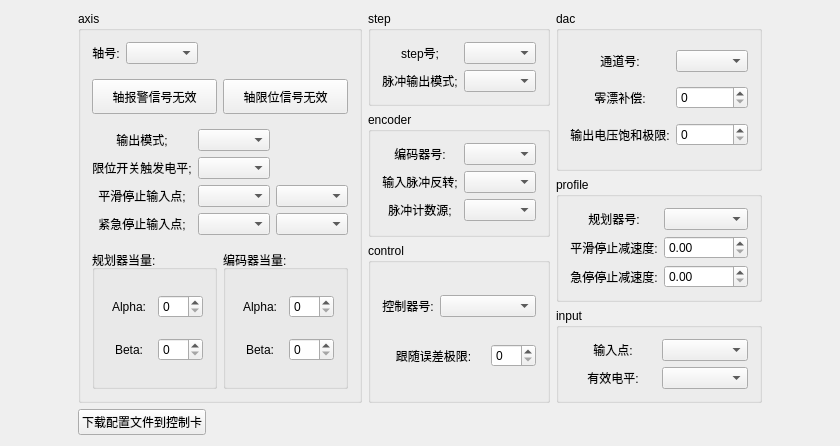
whisper512/GTS, file GTSSimpleController/Widget/ConfigWidget.ui: the form before one commit.
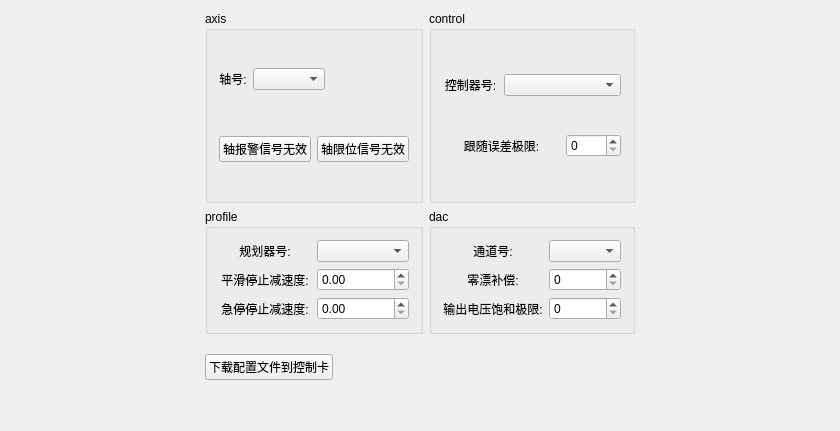
The form after the commit.

Commit message: 修复轴报警按钮

Diff of the .ui file:
```diff
--- a/GTSSimpleController/Widget/ConfigWidget.ui
+++ b/GTSSimpleController/Widget/ConfigWidget.ui
@@ -7,15 +7,18 @@
     <x>0</x>
     <y>0</y>
     <width>840</width>
-    <height>425</height>
+    <height>431</height>
    </rect>
   </property>
   <property name="windowTitle">
    <string>CConfigWidget</string>
   </property>
   <widget class="QWidget" name="centralWidget">
-   <layout class="QGridLayout" name="gridLayout_9">
-    <item row="0" column="0">
+   <layout class="QGridLayout" name="gridLayout_2" rowstretch="8,0,0">
+    <property name="verticalSpacing">
+     <number>20</number>
+    </property>
+    <item row="0" column="2">
      <spacer name="horizontalSpacer_3">
       <property name="orientation">
        <enum>Qt::Horizontal</enum>
@@ -29,15 +32,98 @@
      </spacer>
     </item>
     <item row="0" column="1">
-     <layout class="QGridLayout" name="gridLayout_8">
-      <item row="0" column="0" rowspan="5">
+     <layout class="QGridLayout" name="gridLayout">
+      <item row="0" column="1">
+       <widget class="QGroupBox" name="groupBox_4">
+        <property name="title">
+         <string>control</string>
+        </property>
+        <layout class="QGridLayout" name="gridLayout_4">
+         <item row="0" column="0">
+          <widget class="QLabel" name="label_controlId">
+           <property name="text">
+            <string>控制器号:</string>
+           </property>
+           <property name="alignment">
+            <set>Qt::AlignCenter</set>
+           </property>
+          </widget>
+         </item>
+         <item row="0" column="1" colspan="2">
+          <widget class="QComboBox" name="comboBox_controlId"/>
+         </item>
+         <item row="1" column="0" colspan="2">
+          <widget class="QLabel" name="label_followingErrorLimit">
+           <property name="text">
+            <string>跟随误差极限:</string>
+           </property>
+           <property name="alignment">
+            <set>Qt::AlignCenter</set>
+           </property>
+          </widget>
+         </item>
+         <item row="1" column="2">
+          <widget class="QSpinBox" name="spinBox_followingErrorLimit"/>
+         </item>
+        </layout>
+       </widget>
+      </item>
+      <item row="1" column="1">
+       <widget class="QGroupBox" name="groupBox_3">
+        <property name="title">
+         <string>dac</string>
+        </property>
+        <layout class="QGridLayout" name="gridLayout_5">
+         <item row="0" column="0">
+          <widget class="QLabel" name="label_dacId">
+           <property name="text">
+            <string>通道号:</string>
+           </property>
+           <property name="alignment">
+            <set>Qt::AlignCenter</set>
+           </property>
+          </widget>
+         </item>
+         <item row="0" column="1">
+          <widget class="QComboBox" name="comboBox_dacId"/>
+         </item>
+         <item row="1" column="0">
+          <widget class="QLabel" name="label_zeroOffsetCompensation">
+           <property name="text">
+            <string>零漂补偿:</string>
+           </property>
+           <property name="alignment">
+            <set>Qt::AlignCenter</set>
+           </property>
+          </widget>
+         </item>
+         <item row="1" column="1">
+          <widget class="QSpinBox" name="spinBox_zeroOffsetCompensation"/>
+         </item>
+         <item row="2" column="0">
+          <widget class="QLabel" name="label_outputVoltageSaturationLimit">
+           <property name="text">
+            <string>输出电压饱和极限:</string>
+           </property>
+           <property name="alignment">
+            <set>Qt::AlignCenter</set>
+           </property>
+          </widget>
+         </item>
+         <item row="2" column="1">
+          <widget class="QSpinBox" name="spinBox_outputVoltageSaturationLimit"/>
+         </item>
+        </layout>
+       </widget>
+      </item>
+      <item row="0" column="0">
        <widget class="QGroupBox" name="groupBox">
         <property name="title">
          <string>axis</string>
         </property>
-        <layout class="QVBoxLayout" name="verticalLayout" stretch="1,1,4,4">
+        <layout class="QVBoxLayout" name="verticalLayout" stretch="3,1">
          <property name="spacing">
-          <number>15</number>
+          <number>20</number>
          </property>
          <item>
           <layout class="QHBoxLayout" name="horizontalLayout">
@@ -74,7 +160,7 @@
            <item>
             <widget class="QPushButton" name="pushButton_servoAlarmEnable">
              <property name="sizePolicy">
-              <sizepolicy hsizetype="Minimum" vsizetype="Expanding">
+              <sizepolicy hsizetype="Minimum" vsizetype="Fixed">
                <horstretch>0</horstretch>
                <verstretch>0</verstretch>
               </sizepolicy>
@@ -87,7 +173,7 @@
            <item>
             <widget class="QPushButton" name="pushButton_limitEnable">
              <property name="sizePolicy">
-              <sizepolicy hsizetype="Minimum" vsizetype="Expanding">
+              <sizepolicy hsizetype="Minimum" vsizetype="Fixed">
                <horstretch>0</horstretch>
                <verstretch>0</verstretch>
               </sizepolicy>
@@ -99,277 +185,10 @@
            </item>
           </layout>
          </item>
-         <item>
-          <layout class="QGridLayout" name="gridLayout">
-           <item row="4" column="0">
-            <widget class="QLabel" name="label_eStopInput">
-             <property name="text">
-              <string>紧急停止输入点;</string>
-             </property>
-             <property name="alignment">
-              <set>Qt::AlignCenter</set>
-             </property>
-            </widget>
-           </item>
-           <item row="3" column="0">
-            <widget class="QLabel" name="label_smoothStopInput">
-             <property name="text">
-              <string>平滑停止输入点;</string>
-             </property>
-             <property name="alignment">
-              <set>Qt::AlignCenter</set>
-             </property>
-            </widget>
-           </item>
-           <item row="4" column="2">
-            <widget class="QComboBox" name="comboBox_eStopinputID"/>
-           </item>
-           <item row="2" column="0">
-            <widget class="QLabel" name="label_limitSwitchLevel">
-             <property name="text">
-              <string>限位开关触发电平;</string>
-             </property>
-             <property name="alignment">
-              <set>Qt::AlignCenter</set>
-             </property>
-            </widget>
-           </item>
-           <item row="3" column="2">
-            <widget class="QComboBox" name="comboBox_smoothStopinputID"/>
-           </item>
-           <item row="4" column="1">
-            <widget class="QComboBox" name="comboBox_eStopInputType"/>
-           </item>
-           <item row="2" column="1">
-            <widget class="QComboBox" name="comboBox_limitSwitchLevel"/>
-           </item>
-           <item row="3" column="1">
-            <widget class="QComboBox" name="comboBox_smoothStopInputType"/>
-           </item>
-           <item row="0" column="0">
-            <widget class="QLabel" name="label_axsiOutputMode">
-             <property name="text">
-              <string>输出模式;</string>
-             </property>
-             <property name="alignment">
-              <set>Qt::AlignCenter</set>
-             </property>
-            </widget>
-           </item>
-           <item row="0" column="1">
-            <widget class="QComboBox" name="comboBox_axsiOutputMode"/>
-           </item>
-          </layout>
-         </item>
-         <item>
-          <layout class="QHBoxLayout" name="horizontalLayout_4">
-           <item>
-            <widget class="QGroupBox" name="groupBox_profileEquivalent">
-             <property name="title">
-              <string>规划器当量:</string>
-             </property>
-             <layout class="QGridLayout" name="gridLayout_10">
-              <item row="0" column="0">
-               <widget class="QLabel" name="label_profileEquivalentAlpha">
-                <property name="text">
-                 <string>Alpha:</string>
-                </property>
-                <property name="alignment">
-                 <set>Qt::AlignCenter</set>
-                </property>
-               </widget>
-              </item>
-              <item row="0" column="1">
-               <widget class="QSpinBox" name="spinBox_profileEquivalentAlpha"/>
-              </item>
-              <item row="1" column="0">
-               <widget class="QLabel" name="label_profileEquivalentBeta">
-                <property name="text">
-                 <string>Beta:</string>
-                </property>
-                <property name="alignment">
-                 <set>Qt::AlignCenter</set>
-                </property>
-               </widget>
-              </item>
-              <item row="1" column="1">
-               <widget class="QSpinBox" name="spinBox_profileEquivalentBeta"/>
-              </item>
-             </layout>
-            </widget>
-           </item>
-           <item>
-            <widget class="QGroupBox" name="groupBox_encoderEquivalent">
-             <property name="title">
-              <string>编码器当量:</string>
-             </property>
-             <layout class="QGridLayout" name="gridLayout_11">
-              <item row="0" column="0">
-               <widget class="QLabel" name="label_encoderEquivalentAlpha">
-                <property name="text">
-                 <string>Alpha:</string>
-                </property>
-                <property name="alignment">
-                 <set>Qt::AlignCenter</set>
-                </property>
-               </widget>
-              </item>
-              <item row="0" column="1">
-               <widget class="QSpinBox" name="spinBox_encoderEquivalentAlpha"/>
-              </item>
-              <item row="1" column="0">
-               <widget class="QLabel" name="label_encoderEquivalentBeta">
-                <property name="text">
-                 <string>Beta:</string>
-                </property>
-                <property name="alignment">
-                 <set>Qt::AlignCenter</set>
-                </property>
-               </widget>
-              </item>
-              <item row="1" column="1">
-               <widget class="QSpinBox" name="spinBox_encoderEquivalentBeta"/>
-              </item>
-             </layout>
-            </widget>
-           </item>
-          </layout>
-         </item>
         </layout>
        </widget>
       </item>
-      <item row="0" column="1">
-       <widget class="QGroupBox" name="groupBox_2">
-        <property name="title">
-         <string>step</string>
-        </property>
-        <layout class="QGridLayout" name="gridLayout_2">
-         <item row="0" column="0">
-          <widget class="QLabel" name="label_stepIndex">
-           <property name="text">
-            <string>step号;</string>
-           </property>
-           <property name="alignment">
-            <set>Qt::AlignCenter</set>
-           </property>
-          </widget>
-         </item>
-         <item row="0" column="1">
-          <widget class="QComboBox" name="comboBox_stepIndex"/>
-         </item>
-         <item row="1" column="0">
-          <widget class="QLabel" name="label_pulseOutputMode">
-           <property name="text">
-            <string>脉冲输出模式;</string>
-           </property>
-           <property name="alignment">
-            <set>Qt::AlignCenter</set>
-           </property>
-          </widget>
-         </item>
-         <item row="1" column="1">
-          <widget class="QComboBox" name="comboBox_pulseOutputMode"/>
-         </item>
-        </layout>
-       </widget>
-      </item>
-      <item row="0" column="2" rowspan="2">
-       <widget class="QGroupBox" name="groupBox_3">
-        <property name="title">
-         <string>dac</string>
-        </property>
-        <layout class="QGridLayout" name="gridLayout_5">
-         <item row="0" column="0">
-          <widget class="QLabel" name="label_dacId">
-           <property name="text">
-            <string>通道号:</string>
-           </property>
-           <property name="alignment">
-            <set>Qt::AlignCenter</set>
-           </property>
-          </widget>
-         </item>
-         <item row="0" column="1">
-          <widget class="QComboBox" name="comboBox_dacId"/>
-         </item>
-         <item row="1" column="0">
-          <widget class="QLabel" name="label_zeroOffsetCompensation">
-           <property name="text">
-            <string>零漂补偿:</string>
-           </property>
-           <property name="alignment">
-            <set>Qt::AlignCenter</set>
-           </property>
-          </widget>
-         </item>
-         <item row="1" column="1">
-          <widget class="QSpinBox" name="spinBox_zeroOffsetCompensation"/>
-         </item>
-         <item row="2" column="0">
-          <widget class="QLabel" name="label_outputVoltageSaturationLimit">
-           <property name="text">
-            <string>输出电压饱和极限:</string>
-           </property>
-           <property name="alignment">
-            <set>Qt::AlignCenter</set>
-           </property>
-          </widget>
-         </item>
-         <item row="2" column="1">
-          <widget class="QSpinBox" name="spinBox_outputVoltageSaturationLimit"/>
-         </item>
-        </layout>
-       </widget>
-      </item>
-      <item row="1" column="1" rowspan="2">
-       <widget class="QGroupBox" name="groupBox_5">
-        <property name="title">
-         <string>encoder</string>
-        </property>
-        <layout class="QGridLayout" name="gridLayout_3">
-         <item row="0" column="0">
-          <widget class="QLabel" name="label_encoderId">
-           <property name="text">
-            <string>编码器号:</string>
-           </property>
-           <property name="alignment">
-            <set>Qt::AlignCenter</set>
-           </property>
-          </widget>
-         </item>
-         <item row="0" column="1">
-          <widget class="QComboBox" name="comboBox_encoderId"/>
-         </item>
-         <item row="1" column="0">
-          <widget class="QLabel" name="label_inputPulseInvert">
-           <property name="text">
-            <string>输入脉冲反转;</string>
-           </property>
-           <property name="alignment">
-            <set>Qt::AlignCenter</set>
-           </property>
-          </widget>
-         </item>
-         <item row="1" column="1">
-          <widget class="QComboBox" name="comboBox_inputPulseInvert"/>
-         </item>
-         <item row="2" column="0">
-          <widget class="QLabel" name="label_pulseCountSource">
-           <property name="text">
-            <string>脉冲计数源;</string>
-           </property>
-           <property name="alignment">
-            <set>Qt::AlignCenter</set>
-           </property>
-          </widget>
-         </item>
-         <item row="2" column="1">
-          <widget class="QComboBox" name="comboBox_pulseCountSource"/>
-         </item>
-        </layout>
-       </widget>
-      </item>
-      <item row="2" column="2" rowspan="2">
+      <item row="1" column="0">
        <widget class="QGroupBox" name="groupBox_6">
         <property name="title">
          <string>profile</string>
@@ -417,76 +236,6 @@
         </layout>
        </widget>
       </item>
-      <item row="3" column="1" rowspan="2">
-       <widget class="QGroupBox" name="groupBox_4">
-        <property name="title">
-         <string>control</string>
-        </property>
-        <layout class="QGridLayout" name="gridLayout_4">
-         <item row="0" column="0">
-          <widget class="QLabel" name="label_controlId">
-           <property name="text">
-            <string>控制器号:</string>
-           </property>
-           <property name="alignment">
-            <set>Qt::AlignCenter</set>
-           </property>
-          </widget>
-         </item>
-         <item row="0" column="1" colspan="2">
-          <widget class="QComboBox" name="comboBox_controlId"/>
-         </item>
-         <item row="1" column="0" colspan="2">
-          <widget class="QLabel" name="label_followingErrorLimit">
-           <property name="text">
-            <string>跟随误差极限:</string>
-           </property>
-           <property name="alignment">
-            <set>Qt::AlignCenter</set>
-           </property>
-          </widget>
-         </item>
-         <item row="1" column="2">
-          <widget class="QSpinBox" name="spinBox_followingErrorLimit"/>
-         </item>
-        </layout>
-       </widget>
-      </item>
-      <item row="4" column="2">
-       <widget class="QGroupBox" name="groupBox_7">
-        <property name="title">
-         <string>input</string>
-        </property>
-        <layout class="QGridLayout" name="gridLayout_7">
-         <item row="0" column="0">
-          <widget class="QLabel" name="label_inputID">
-           <property name="text">
-            <string>输入点:</string>
-           </property>
-           <property name="alignment">
-            <set>Qt::AlignCenter</set>
-           </property>
-          </widget>
-         </item>
-         <item row="0" column="1">
-          <widget class="QComboBox" name="comboBox_inputID"/>
-         </item>
-         <item row="1" column="0">
-          <widget class="QLabel" name="label_activeLevel">
-           <property name="text">
-            <string>有效电平:</string>
-           </property>
-           <property name="alignment">
-            <set>Qt::AlignCenter</set>
-           </property>
-          </widget>
-         </item>
-         <item row="1" column="1">
-          <widget class="QComboBox" name="comboBox_activeLevel"/>
-         </item>
-        </layout>
-       </widget>
-      </item>
      </layout>
     </item>
     <item row="1" column="1">
@@ -519,6 +268,19 @@
       </item>
      </layout>
     </item>
+    <item row="0" column="0">
+     <spacer name="horizontalSpacer">
+      <property name="orientation">
+       <enum>Qt::Horizontal</enum>
+      </property>
+      <property name="sizeHint" stdset="0">
+       <size>
+        <width>40</width>
+        <height>20</height>
+       </size>
+      </property>
+     </spacer>
+    </item>
     <item row="2" column="1">
      <spacer name="verticalSpacer">
       <property name="orientation">
@@ -532,32 +294,6 @@
       </property>
      </spacer>
     </item>
-    <item row="0" column="2">
-     <spacer name="horizontalSpacer">
-      <property name="orientation">
-       <enum>Qt::Horizontal</enum>
-      </property>
-      <property name="sizeHint" stdset="0">
-       <size>
-        <width>40</width>
-        <height>20</height>
-       </size>
-      </property>
-     </spacer>
-    </item>
-    <item row="3" column="1">
-     <spacer name="verticalSpacer_2">
-      <property name="orientation">
-       <enum>Qt::Vertical</enum>
-      </property>
-      <property name="sizeHint" stdset="0">
-       <size>
-        <width>20</width>
-        <height>40</height>
-       </size>
-      </property>
-     </spacer>
-    </item>
    </layout>
   </widget>
  </widget>
```
The commit also changes 6 other files.
